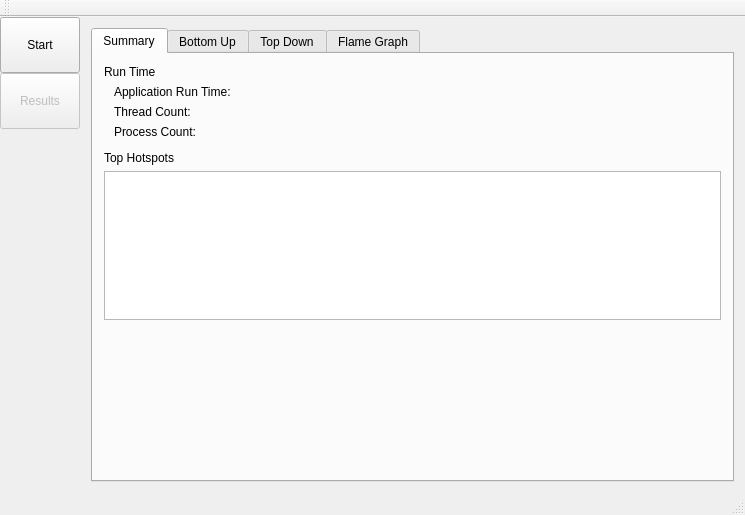
Above: src/mainwindow.ui from KDAB/hotspot before the change. Below: the same form after it.
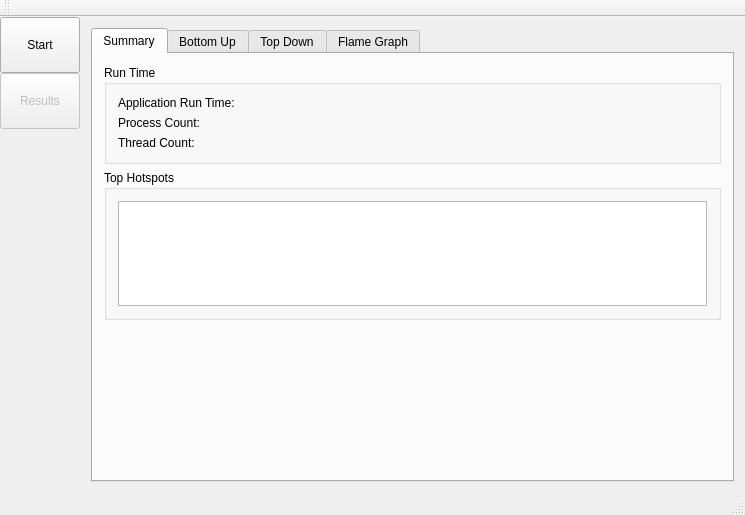
That is the form after the change. Icons and pictures are not drawn. Custom widgets are drawn as their Qt base class.

Commit message: Use QGroupBox for summary page

```diff
--- a/src/mainwindow.ui
+++ b/src/mainwindow.ui
@@ -384,20 +384,11 @@
            </attribute>
            <layout class="QVBoxLayout" name="verticalLayout_6">
             <item>
-             <widget class="QLabel" name="runTimeText">
-              <property name="text">
+             <widget class="QGroupBox" name="groupBox">
+              <property name="title">
                <string>Run Time</string>
               </property>
-             </widget>
-            </item>
-            <item>
-             <layout class="QFormLayout" name="runTimeFormLayout">
-              <property name="leftMargin">
-               <number>10</number>
-              </property>
-              <property name="bottomMargin">
-               <number>6</number>
-              </property>
+              <layout class="QFormLayout" name="formLayout">
               <item row="0" column="0">
                <widget class="QLabel" name="appRunTimeLabel">
                 <property name="text">
@@ -413,20 +404,13 @@
                </widget>
               </item>
               <item row="1" column="0">
-               <widget class="QLabel" name="threadCountLabel">
+                <widget class="QLabel" name="processCountLabel">
                 <property name="text">
-                 <string>Thread Count:</string>
+                  <string>Process Count:</string>
                 </property>
                </widget>
               </item>
               <item row="1" column="1">
-               <widget class="QLabel" name="threadCountValue">
-                <property name="text">
-                 <string/>
-                </property>
-               </widget>
-              </item>
-              <item row="2" column="1">
                <widget class="QLabel" name="processCountValue">
                 <property name="text">
                  <string/>
@@ -434,21 +418,28 @@
                </widget>
               </item>
               <item row="2" column="0">
-               <widget class="QLabel" name="processCountLabel">
+                <widget class="QLabel" name="threadCountLabel">
                 <property name="text">
-                 <string>Process Count:</string>
+                  <string>Thread Count:</string>
+                 </property>
+                </widget>
+               </item>
+               <item row="2" column="1">
+                <widget class="QLabel" name="threadCountValue">
+                 <property name="text">
+                  <string/>
                 </property>
                </widget>
               </item>
              </layout>
+             </widget>
             </item>
             <item>
-             <widget class="QLabel" name="topHotspotsText">
-              <property name="text">
+             <widget class="QGroupBox" name="groupBox_2">
+              <property name="title">
                <string>Top Hotspots</string>
               </property>
-             </widget>
-            </item>
+              <layout class="QVBoxLayout" name="verticalLayout_3">
             <item>
              <widget class="QTableView" name="topHotspotsTableView">
               <property name="sizePolicy">
@@ -457,18 +448,21 @@
                 <verstretch>0</verstretch>
                </sizepolicy>
               </property>
-              <property name="frameShape">
-               <enum>QFrame::StyledPanel</enum>
-              </property>
-              <property name="frameShadow">
-               <enum>QFrame::Sunken</enum>
-              </property>
               <property name="sizeAdjustPolicy">
                <enum>QAbstractScrollArea::AdjustToContentsOnFirstShow</enum>
               </property>
               <property name="alternatingRowColors">
                <bool>true</bool>
               </property>
+                 <property name="showGrid">
+                  <bool>false</bool>
+                 </property>
+                 <property name="sortingEnabled">
+                  <bool>false</bool>
+                 </property>
+                 <property name="cornerButtonEnabled">
+                  <bool>false</bool>
+                 </property>
               <attribute name="horizontalHeaderCascadingSectionResizes">
                <bool>false</bool>
               </attribute>
@@ -481,6 +475,9 @@
               <attribute name="verticalHeaderVisible">
                <bool>false</bool>
               </attribute>
+                </widget>
+               </item>
+              </layout>
              </widget>
             </item>
             <item>
```
Lines whose indentation alone changed are shown as unchanged.
